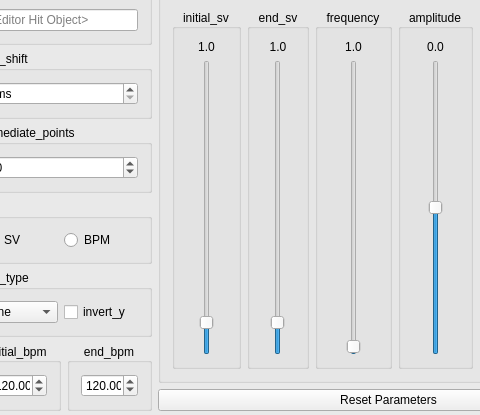
Old version of the form src/ui/mainwindow.ui in the repository Eve-ning/reamber; both pictures show x 215 to 695 and y 123 to 538 of the 1130 by 634 pixel window.
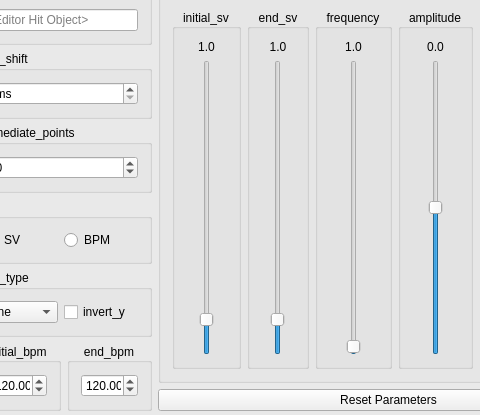
New version of the form. The open tabs and pages were chosen to show the change. Custom widgets are drawn as their Qt base class.

Commit message: Allow 0.01 SV

The edit to the form file:
```diff
--- a/src/ui/mainwindow.ui
+++ b/src/ui/mainwindow.ui
@@ -952,7 +952,7 @@
                        </sizepolicy>
                       </property>
                       <property name="minimum">
-                       <number>10</number>
+                       <number>1</number>
                       </property>
                       <property name="maximum">
                        <number>1000</number>
@@ -1077,7 +1077,7 @@
                        </sizepolicy>
                       </property>
                       <property name="minimum">
-                       <number>10</number>
+                       <number>1</number>
                       </property>
                       <property name="maximum">
                        <number>1000</number>
```
Left out of the diff: 6 changed lines with no effect on the pictures. The commit also changes 1 other file.
